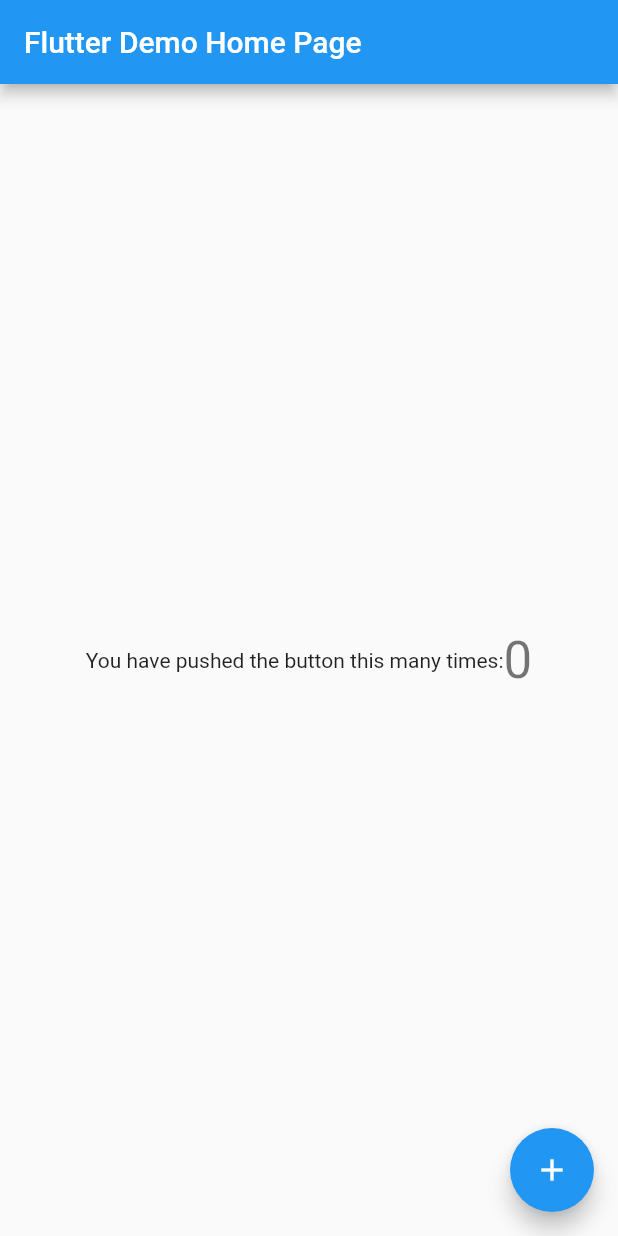
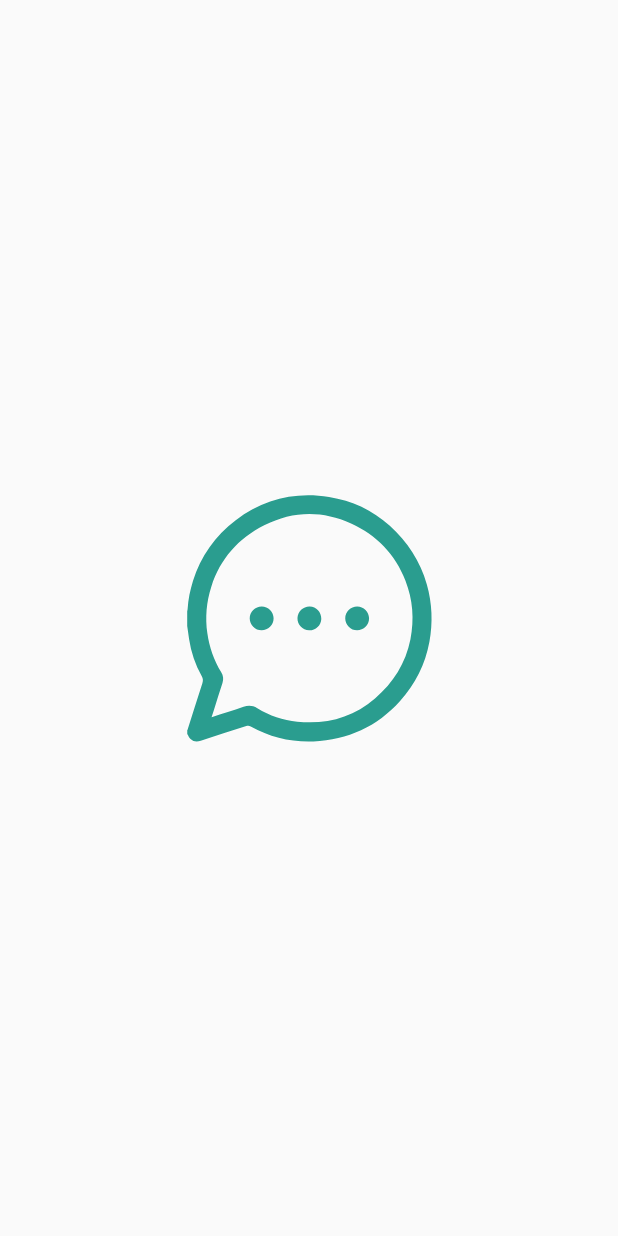
Before and after one commit to egyleader/besaraha, a Flutter app: the screen it shows after launch, on a phone screen of 412 x 824 dp. Run offline on Flutter 3.47's test engine with Material 2 defaults, Android fonts, the phone set to English and light mode, and no system bars; our stand-ins replace flutter_svg.

Commit message:
added splash screen

```diff
--- a/lib/main.dart
+++ b/lib/main.dart
@@ -1,3 +1,4 @@
+import 'package:besaraha/screens/splash_screen.dart';
 import 'package:flutter/material.dart';
 
 void main() {
@@ -6,94 +7,13 @@ void main() {
 
 class MyApp extends StatelessWidget {
   const MyApp({Key? key}) : super(key: key);
-
-  // This widget is the root of your application.
   @override
   Widget build(BuildContext context) {
     return MaterialApp(
       title: 'Flutter Demo',
       theme: ThemeData(
-        // This is the theme of your application.
-        //
-        // Try running your application with "flutter run". You'll see the
-        // application has a blue toolbar. Then, without quitting the app, try
-        // changing the primarySwatch below to Colors.green and then invoke
-        // "hot reload" (press "r" in the console where you ran "flutter run",
-        // or simply save your changes to "hot reload" in a Flutter IDE).
-        // Notice that the counter didn't reset back to zero; the application
-        // is not restarted.
         primarySwatch: Colors.blue,
       ),
-      home: const MyHomePage(title: 'Flutter Demo Home Page'),
-    );
+      home: const SplashScreen());
   }
 }
-
-class MyHomePage extends StatefulWidget {
-  const MyHomePage({Key? key, required this.title}) : super(key: key);
-
-  // This widget is the home page of your application. It is stateful, meaning
-  // that it has a State object (defined below) that contains fields that affect
-  // how it looks.
-
-  // This class is the configuration for the state. It holds the values (in this
-  // case the title) provided by the parent (in this case the App widget) and
-  // used by the build method of the State. Fields in a Widget subclass are
-  // always marked "final".
-
-  final String title;
-
-  @override
-  State<MyHomePage> createState() => _MyHomePageState();
-}
-
-class _MyHomePageState extends State<MyHomePage> {
-  int _counter = 0;
-
-  void _incrementCounter() {
-    setState(() {
-      // This call to setState tells the Flutter framework that something has
-      // changed in this State, which causes it to rerun the build method below
-      // so that the display can reflect the updated values. If we changed
-      // _counter without calling setState(), then the build method would not be
-      // called again, and so nothing would appear to happen.
-      _counter++;
-    });
-  }
-
-  @override
-  Widget build(BuildContext context) {
-    // This method is rerun every time setState is called, for instance as done
-    // by the _incrementCounter method above.
-    //
-    // The Flutter framework has been optimized to make rerunning build methods
-    // fast, so that you can just rebuild anything that needs updating rather
-    // than having to individually change instances of widgets.
-    return Scaffold(
-      appBar: AppBar(
-
-        title: Text(widget.title),
-      ),
-      body: Center(
-        child: Row(
-
-          mainAxisAlignment: MainAxisAlignment.center,
-          children: <Widget>[
-            const Text(
-              'You have pushed the button this many times:',
-            ),
-            Text(
-              '$_counter',
-              style: Theme.of(context).textTheme.headline4,
-            ),
-          ],
-        ),
-      ),
-      floatingActionButton: FloatingActionButton(
-        onPressed: _incrementCounter,
-        tooltip: 'Increment',
-        child: const Icon(Icons.add),
-      ), // This trailing comma makes auto-formatting nicer for build methods.
-    );
-  }
-}
--- /dev/null
+++ b/lib/screens/splash_screen.dart
@@ -0,0 +1,17 @@
+import 'package:flutter/material.dart';
+import 'package:flutter_svg/flutter_svg.dart';
+
+
+class SplashScreen extends StatefulWidget {
+  const SplashScreen({Key? key}) : super(key: key);
+
+  @override
+  _SplashScreenState createState() => _SplashScreenState();
+}
+
+class _SplashScreenState extends State<SplashScreen> {
+  @override
+  Widget build(BuildContext context) {
+    return Scaffold(body: Center(child: SvgPicture.asset('assets/logo.svg' , height: 200,)));
+  }
+}
```
Also changed, not shown: pubspec.yaml (+4 -3 lines), assets/logo.svg (added), assets/walkthrough/1.svg (added), assets/walkthrough/2.svg (added), assets/walkthrough/3.svg (added), pubspec.lock.
